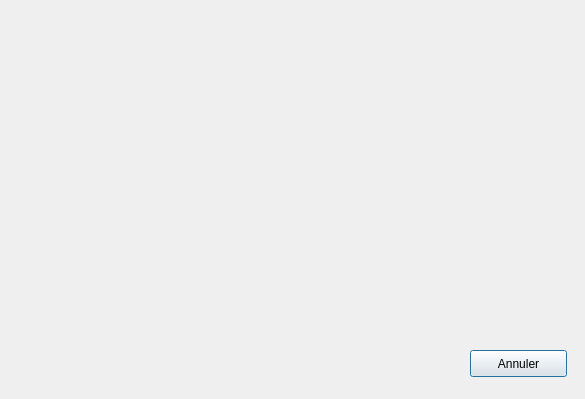
Qt form adddoc.ui (guiraz/ProjetTOO) before a commit.
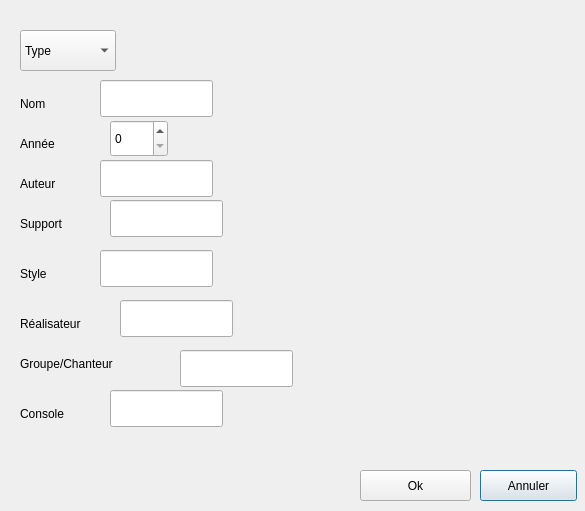
The same form after that commit.

The edit to the form file:
```diff
--- a/adddoc.ui
+++ b/adddoc.ui
@@ -7,7 +7,7 @@
     <x>0</x>
     <y>0</y>
     <width>585</width>
-    <height>399</height>
+    <height>511</height>
    </rect>
   </property>
   <property name="windowTitle">
@@ -16,16 +16,261 @@
   <widget class="QPushButton" name="pushButtonAbort">
    <property name="geometry">
     <rect>
-     <x>470</x>
-     <y>350</y>
+     <x>480</x>
+     <y>470</y>
      <width>97</width>
-     <height>27</height>
+     <height>31</height>
     </rect>
    </property>
    <property name="text">
     <string>Annuler</string>
    </property>
   </widget>
+  <widget class="QComboBox" name="comboBoxType">
+   <property name="geometry">
+    <rect>
+     <x>20</x>
+     <y>30</y>
+     <width>96</width>
+     <height>41</height>
+    </rect>
+   </property>
+   <item>
+    <property name="text">
+     <string>Type</string>
+    </property>
+   </item>
+   <item>
+    <property name="text">
+     <string>Bande dessinée</string>
+    </property>
+   </item>
+   <item>
+    <property name="text">
+     <string>Film</string>
+    </property>
+   </item>
+   <item>
+    <property name="text">
+     <string>Jeux vidéo</string>
+    </property>
+   </item>
+   <item>
+    <property name="text">
+     <string>Livre</string>
+    </property>
+   </item>
+   <item>
+    <property name="text">
+     <string>Livre numérique</string>
+    </property>
+   </item>
+   <item>
+    <property name="text">
+     <string>Musique</string>
+    </property>
+   </item>
+  </widget>
+  <widget class="QLabel" name="labelName">
+   <property name="geometry">
+    <rect>
+     <x>20</x>
+     <y>90</y>
+     <width>85</width>
+     <height>27</height>
+    </rect>
+   </property>
+   <property name="text">
+    <string>Nom</string>
+   </property>
+  </widget>
+  <widget class="QLabel" name="labelYear">
+   <property name="geometry">
+    <rect>
+     <x>20</x>
+     <y>130</y>
+     <width>85</width>
+     <height>27</height>
+    </rect>
+   </property>
+   <property name="text">
+    <string>Année</string>
+   </property>
+  </widget>
+  <widget class="QLabel" name="labelAutor">
+   <property name="geometry">
+    <rect>
+     <x>20</x>
+     <y>170</y>
+     <width>85</width>
+     <height>27</height>
+    </rect>
+   </property>
+   <property name="text">
+    <string>Auteur</string>
+   </property>
+  </widget>
+  <widget class="QLabel" name="labelMount">
+   <property name="geometry">
+    <rect>
+     <x>20</x>
+     <y>210</y>
+     <width>85</width>
+     <height>27</height>
+    </rect>
+   </property>
+   <property name="text">
+    <string>Support</string>
+   </property>
+  </widget>
+  <widget class="QLabel" name="labelStyle">
+   <property name="geometry">
+    <rect>
+     <x>20</x>
+     <y>260</y>
+     <width>85</width>
+     <height>27</height>
+    </rect>
+   </property>
+   <property name="text">
+    <string>Style</string>
+   </property>
+  </widget>
+  <widget class="QLabel" name="labelDirector">
+   <property name="geometry">
+    <rect>
+     <x>20</x>
+     <y>310</y>
+     <width>101</width>
+     <height>27</height>
+    </rect>
+   </property>
+   <property name="text">
+    <string>Réalisateur</string>
+   </property>
+  </widget>
+  <widget class="QLabel" name="labelBand">
+   <property name="geometry">
+    <rect>
+     <x>20</x>
+     <y>350</y>
+     <width>161</width>
+     <height>27</height>
+    </rect>
+   </property>
+   <property name="text">
+    <string>Groupe/Chanteur</string>
+   </property>
+  </widget>
+  <widget class="QLabel" name="labelConsole">
+   <property name="geometry">
+    <rect>
+     <x>20</x>
+     <y>400</y>
+     <width>85</width>
+     <height>27</height>
+    </rect>
+   </property>
+   <property name="text">
+    <string>Console</string>
+   </property>
+  </widget>
+  <widget class="QSpinBox" name="spinBoxYear">
+   <property name="geometry">
+    <rect>
+     <x>110</x>
+     <y>120</y>
+     <width>58</width>
+     <height>37</height>
+    </rect>
+   </property>
+   <property name="maximum">
+    <number>3000</number>
+   </property>
+  </widget>
+  <widget class="QLineEdit" name="lineEditName">
+   <property name="geometry">
+    <rect>
+     <x>100</x>
+     <y>80</y>
+     <width>113</width>
+     <height>37</height>
+    </rect>
+   </property>
+  </widget>
+  <widget class="QLineEdit" name="lineEditAutor">
+   <property name="geometry">
+    <rect>
+     <x>100</x>
+     <y>160</y>
+     <width>113</width>
+     <height>37</height>
+    </rect>
+   </property>
+  </widget>
+  <widget class="QLineEdit" name="lineEditMount">
+   <property name="geometry">
+    <rect>
+     <x>110</x>
+     <y>200</y>
+     <width>113</width>
+     <height>37</height>
+    </rect>
+   </property>
+  </widget>
+  <widget class="QLineEdit" name="lineEditStyle">
+   <property name="geometry">
+    <rect>
+     <x>100</x>
+     <y>250</y>
+     <width>113</width>
+     <height>37</height>
+    </rect>
+   </property>
+  </widget>
+  <widget class="QLineEdit" name="lineEditDirector">
+   <property name="geometry">
+    <rect>
+     <x>120</x>
+     <y>300</y>
+     <width>113</width>
+     <height>37</height>
+    </rect>
+   </property>
+  </widget>
+  <widget class="QLineEdit" name="lineEditBand">
+   <property name="geometry">
+    <rect>
+     <x>180</x>
+     <y>350</y>
+     <width>113</width>
+     <height>37</height>
+    </rect>
+   </property>
+  </widget>
+  <widget class="QLineEdit" name="lineEditConsole">
+   <property name="geometry">
+    <rect>
+     <x>110</x>
+     <y>390</y>
+     <width>113</width>
+     <height>37</height>
+    </rect>
+   </property>
+  </widget>
+  <widget class="QPushButton" name="pushButtonOk">
+   <property name="geometry">
+    <rect>
+     <x>360</x>
+     <y>470</y>
+     <width>111</width>
+     <height>31</height>
+    </rect>
+   </property>
+   <property name="text">
+    <string>Ok</string>
+   </property>
+  </widget>
  </widget>
  <resources/>
  <connections/>
```
